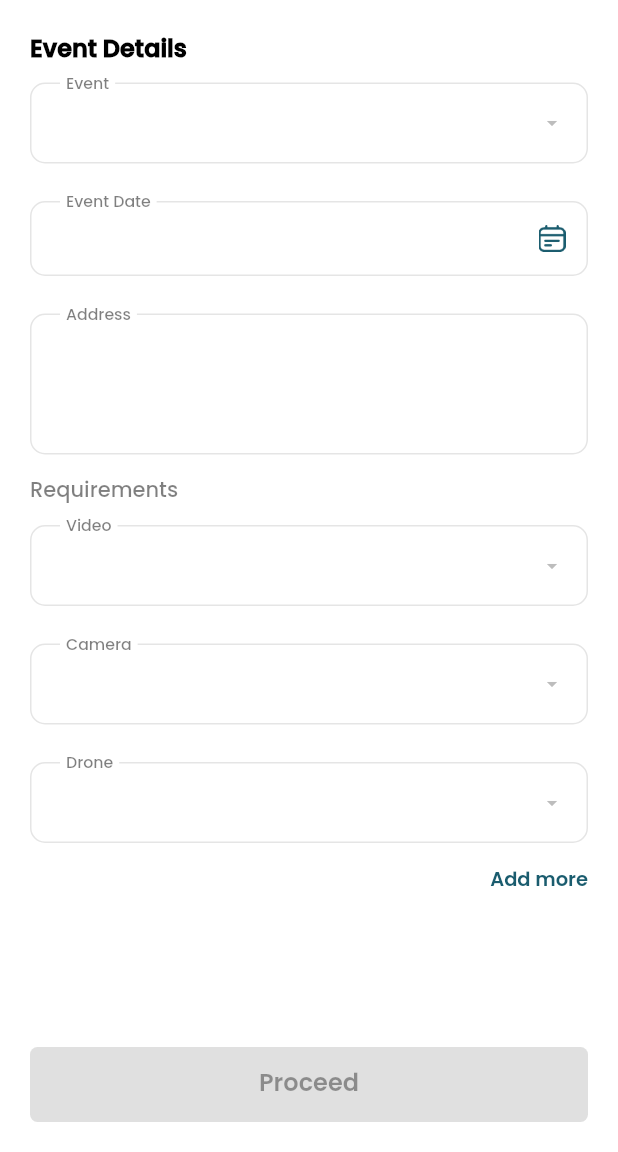
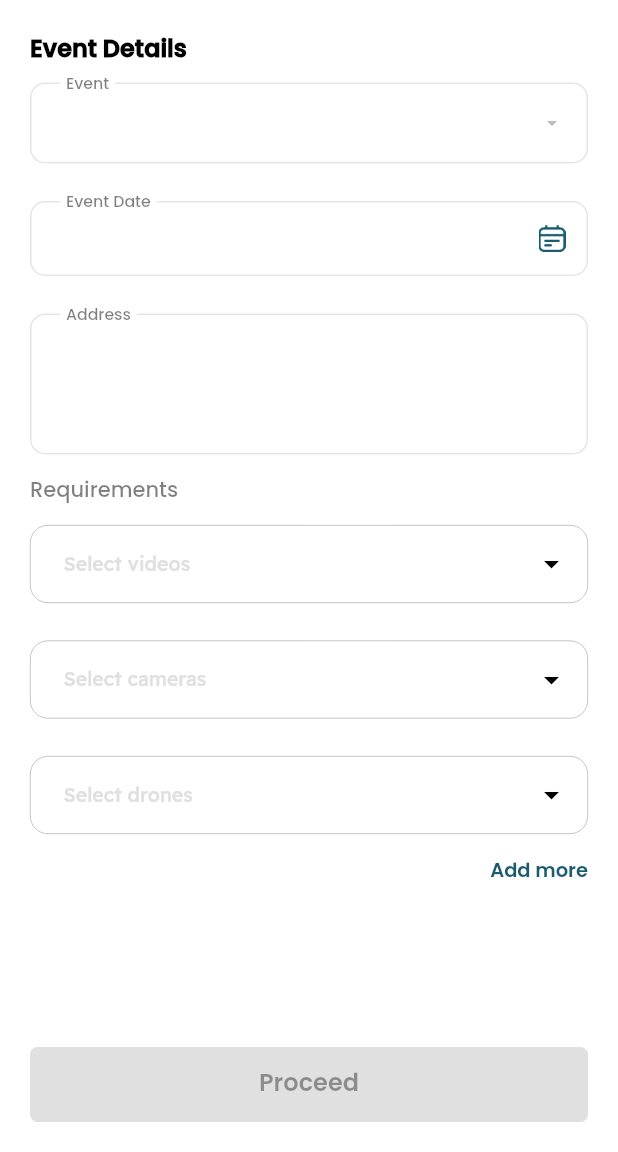
Before and after one commit to SatyaMirthipati/photographers_book, a Flutter app: the AddEventDetailsScreen screen opened directly with empty values, on a phone screen of 412 x 824 dp, the part 84-1236 px from its top. Run offline on Flutter 3.47's test engine with Material 3 defaults, Android fonts, the phone set to English and light mode, and no system bars; drawn by our look-alikes of multi_dropdown; our stand-ins replace cached_network_image, dio, expandable_page_view, fluro, image_picker, lottie and 4 more; missing offline and left inert: flutter_portal, syncfusion_flutter_pdfviewer; accounts and stored records are empty.

Commit message:
Design multiselect dropdown

```diff
--- a/lib/model/booking.dart
+++ b/lib/model/booking.dart
@@ -89,9 +89,9 @@ class Booking {
 class BookingsEvents {
   String? event;
   DateTime? date;
-  String? video;
-  String? camera;
-  String? drone;
+  List<String>? video;
+  List<String>? camera;
+  List<String>? drone;
   String? status;
   String? id;
   String? createdAt;
@@ -114,9 +114,9 @@ class BookingsEvents {
   factory BookingsEvents.fromMap(Map<String, dynamic> json) => BookingsEvents(
     event: json["event"],
     date: json["date"] == null ? null : DateTime.parse(json["date"]),
-    video: json["video"],
-    camera: json["camera"],
-    drone: json["drone"],
+    video: json["video"] == null ? [] : List<String>.from(json["video"]!.map((x) => x)),
+    camera: json["camera"] == null ? [] : List<String>.from(json["camera"]!.map((x) => x)),
+    drone: json["drone"] == null ? [] : List<String>.from(json["drone"]!.map((x) => x)),
     status: json["status"],
     id: json["_id"],
     createdAt: json["createdAt"],
@@ -127,9 +127,9 @@ class BookingsEvents {
   Map<String, dynamic> toMap() => {
     "event": event,
     "date": "${date!.year.toString().padLeft(4, '0')}-${date!.month.toString().padLeft(2, '0')}-${date!.day.toString().padLeft(2, '0')}",
-    "video": video,
-    "camera": camera,
-    "drone": drone,
+    "video": video == null ? [] : List<dynamic>.from(video!.map((x) => x)),
+    "camera": camera == null ? [] : List<dynamic>.from(camera!.map((x) => x)),
+    "drone": drone == null ? [] : List<dynamic>.from(drone!.map((x) => x)),
     "status": status,
     "_id": id,
     "createdAt": createdAt,
--- a/lib/model/event.dart
+++ b/lib/model/event.dart
@@ -2,9 +2,9 @@ class Event {
   String? id;
   String? event;
   DateTime? date;
-  String? video;
-  String? camera;
-  String? drone;
+  List<String>? video;
+  List<String>? camera;
+  List<String>? drone;
   String? address;
   String? status;
   BookingDetails? bookingDetails;
@@ -25,9 +25,9 @@ class Event {
     id: json["_id"],
     event: json["event"],
     date: json["date"] == null ? null : DateTime.parse(json["date"]),
-    video: json["video"],
-    camera: json["camera"],
-    drone: json["drone"],
+    video: json["video"] == null ? [] : List<String>.from(json["video"]!.map((x) => x)),
+    camera: json["camera"] == null ? [] : List<String>.from(json["camera"]!.map((x) => x)),
+    drone: json["drone"] == null ? [] : List<String>.from(json["drone"]!.map((x) => x)),
     address: json["address"],
     status: json["status"],
     bookingDetails: json["bookingDetails"] == null ? null : BookingDetails.fromMap(json["bookingDetails"]),
@@ -37,9 +37,9 @@ class Event {
     "_id": id,
     "event": event,
     "date": "${date!.year.toString().padLeft(4, '0')}-${date!.month.toString().padLeft(2, '0')}-${date!.day.toString().padLeft(2, '0')}",
-    "video": video,
-    "camera": camera,
-    "drone": drone,
+    "video": video == null ? [] : List<dynamic>.from(video!.map((x) => x)),
+    "camera": camera == null ? [] : List<dynamic>.from(camera!.map((x) => x)),
+    "drone": drone == null ? [] : List<dynamic>.from(drone!.map((x) => x)),
     "address": address,
     "status": status,
     "bookingDetails": bookingDetails?.toMap(),
--- a/lib/ui/screens/bookings/create_booking/add_basic_details_screen.dart
+++ b/lib/ui/screens/bookings/create_booking/add_basic_details_screen.dart
@@ -1,6 +1,9 @@
 import 'package:flutter/material.dart';
 import 'package:flutter/services.dart';
+import 'package:photographers_book/bloc/booking_bloc.dart';
+import 'package:provider/provider.dart';
 
+import '../../../../model/category.dart';
 import '../../../../utils/helper.dart';
 import '../../../widgets/error_snackbar.dart';
 import '../../../widgets/navbar_button.dart';
@@ -92,6 +95,8 @@ class _AddBasicDetailsScreenState extends State<AddBasicDetailsScreen> {
       extendBody: true,
       bottomNavigationBar: NavbarButton(
         onPressed: () async {
+          var bookingBloc = Provider.of<BookingBloc>(context, listen: false);
+
           if (!(formKey.currentState?.validate() ?? true)) return;
           formKey.currentState?.save();
 
@@ -108,7 +113,13 @@ class _AddBasicDetailsScreenState extends State<AddBasicDetailsScreen> {
             'address': addressCtrl.text,
           };
 
-          AddEventDetailsScreen.open(context, response: basicDetails);
+          List<Category> data = await bookingBloc.getCategories();
+
+          AddEventDetailsScreen.open(
+            context,
+            response: basicDetails,
+            categories: data,
+          );
         },
         child: const Text('Proceed'),
       ),
--- a/lib/ui/screens/bookings/create_booking/add_event_details_screen.dart
+++ b/lib/ui/screens/bookings/create_booking/add_event_details_screen.dart
@@ -1,6 +1,6 @@
 import 'package:flutter/material.dart';
-import 'package:flutter/services.dart';
 import 'package:intl/intl.dart';
+import 'package:multi_dropdown/multiselect_dropdown.dart';
 import 'package:provider/provider.dart';
 
 import '../../../../bloc/booking_bloc.dart';
@@ -14,16 +14,22 @@ import 'add_album_details_screen.dart';
 
 class AddEventDetailsScreen extends StatefulWidget {
   final Map<String, dynamic> response;
+  final List<Category> categories;
 
-  const AddEventDetailsScreen({super.key, required this.response});
+  const AddEventDetailsScreen(
+      {super.key, required this.response, required this.categories});
 
   static Future open(
     BuildContext context, {
     required Map<String, dynamic> response,
+    required List<Category> categories,
   }) {
     return Navigator.of(context).push(
       MaterialPageRoute(
-        builder: (context) => AddEventDetailsScreen(response: response),
+        builder: (context) => AddEventDetailsScreen(
+          response: response,
+          categories: categories,
+        ),
       ),
     );
   }
@@ -35,48 +41,51 @@ class AddEventDetailsScreen extends StatefulWidget {
 class _AddEventDetailsScreenState extends State<AddEventDetailsScreen> {
   final _formKey = GlobalKey<FormState>();
 
+  late MultiSelectController<Category?> videoController;
+  late MultiSelectController<Category?> cameraController;
+  late MultiSelectController<Category?> droneController;
+
   int textFieldCount = 1;
 
   final addressCtrl = TextEditingController();
   final dateCtrl = TextEditingController();
   DateTime? dateTime;
 
-  List<Category> videos = [];
-  List<Category> drones = [];
-  List<Category> cameras = [];
+  List<Category> videosData = [];
+  List<Category> dronesData = [];
+  List<Category> camerasData = [];
   List<Category> events = [];
 
   Category? event;
-  Category? video;
-  Category? camera;
-  Category? drone;
-
-  fetchCategories() async {
-    var bookingBloc = Provider.of<BookingBloc>(context, listen: false);
-    var data = await bookingBloc.getCategories();
-    events = data.where((e) => e.category == 'EVENT').toList();
-    cameras = data.where((e) => e.category == 'CAMERA').toList();
-    videos = data.where((e) => e.category == 'VIDEO').toList();
-    drones = data.where((e) => e.category == 'DRONE').toList();
-    print('$events');
-    setState(() {});
-  }
+  Set<Category?> video = {};
+  Set<Category?> camera = {};
+  Set<Category?> drone = {};
 
   @override
   void initState() {
     super.initState();
-    fetchCategories();
+    videoController = MultiSelectController();
+    cameraController = MultiSelectController();
+    droneController = MultiSelectController();
+    events = widget.categories.where((e) => e.category == 'EVENT').toList();
+    camerasData =
+        widget.categories.where((e) => e.category == 'CAMERA').toList();
+    videosData = widget.categories.where((e) => e.category == 'VIDEO').toList();
+    dronesData = widget.categories.where((e) => e.category == 'DRONE').toList();
     print('basic ${widget.response}');
   }
 
   reset() {
     event = null;
-    video = null;
-    camera = null;
-    drone = null;
+    video.clear();
+    camera.clear();
+    drone.clear();
     dateTime = null;
     dateCtrl.text = '';
     addressCtrl.text = '';
+    videoController.clearAllSelection();
+    cameraController.clearAllSelection();
+    droneController.clearAllSelection();
   }
 
   @override
@@ -136,13 +145,9 @@ class _AddEventDetailsScreenState extends State<AddEventDetailsScreen> {
               TextFormField(
                 controller: addressCtrl,
                 maxLines: 4,
-                keyboardType: TextInputType.number,
+                keyboardType: TextInputType.text,
                 style: textTheme.bodyLarge,
                 textInputAction: TextInputAction.done,
-                inputFormatters: <TextInputFormatter>[
-                  FilteringTextInputFormatter.digitsOnly,
-                  FilteringTextInputFormatter.allow(RegExp(r'[0-9]')),
-                ],
                 decoration: const InputDecoration(labelText: 'Address'),
               ),
               const SizedBox(height: 15),
@@ -154,79 +159,49 @@ class _AddEventDetailsScreenState extends State<AddEventDetailsScreen> {
                 ),
               ),
               const SizedBox(height: 15),
-              DropdownButtonFormField<Category>(
-                value: video,
-                style: textTheme.bodyLarge,
-                isDense: true,
-                isExpanded: true,
-                decoration: InputDecoration(
-                  labelText: 'Video',
-                  hintStyle: textTheme.titleMedium!.copyWith(
-                    color: Colors.black.withOpacity(0.5),
-                  ),
-                ),
-                icon: const Icon(Icons.arrow_drop_down, size: 16),
-                onChanged: (value) {
-                  setState(() => video = value);
+              MultiSelectDropDown(
+                controller: videoController,
+                onOptionSelected: (options) {
+                  video = options.map((e) => e.value).toSet();
                 },
-                onSaved: (value) => video = value,
-                items: [
-                  for (var item in videos)
-                    DropdownMenuItem<Category>(
-                      value: item,
-                      child: Text(item.type ?? 'NA'),
-                    )
-                ],
+                options: videosData.map((e) {
+                  return ValueItem(label: '${e.type}', value: e);
+                }).toList(),
+                hint: 'Select videos',
+                selectionType: SelectionType.multi,
+                chipConfig: const ChipConfig(wrapType: WrapType.wrap),
+                optionTextStyle: textTheme.bodyLarge,
+                selectedOptionIcon: const Icon(Icons.check_circle),
               ),
               const SizedBox(height: 25),
-              DropdownButtonFormField<Category>(
-                value: camera,
-                style: textTheme.bodyLarge,
-                isDense: true,
-                isExpanded: true,
-                decoration: InputDecoration(
-                  labelText: 'Camera',
-                  hintStyle: textTheme.titleMedium!.copyWith(
-                    color: Colors.black.withOpacity(0.5),
-                  ),
-                ),
-                icon: const Icon(Icons.arrow_drop_down, size: 16),
-                onChanged: (value) {
-                  setState(() => camera = value);
+              MultiSelectDropDown(
+                controller: cameraController,
+                onOptionSelected: (options) {
+                  camera = options.map((e) => e.value).toSet();
                 },
-                onSaved: (value) => camera = value,
-                items: [
-                  for (var item in cameras)
-                    DropdownMenuItem<Category>(
-                      value: item,
-                      child: Text(item.type ?? 'NA'),
-                    )
-                ],
+                options: camerasData.map((e) {
+                  return ValueItem(label: '${e.type}', value: e);
+                }).toList(),
+                hint: 'Select cameras',
+                selectionType: SelectionType.multi,
+                chipConfig: const ChipConfig(wrapType: WrapType.wrap),
+                optionTextStyle: textTheme.bodyLarge,
+                selectedOptionIcon: const Icon(Icons.check_circle),
               ),
               const SizedBox(height: 25),
-              DropdownButtonFormField<Category>(
-                value: drone,
-                style: textTheme.bodyLarge,
-                isDense: true,
-                isExpanded: true,
-                decoration: InputDecoration(
-                  labelText: 'Drone',
-                  hintStyle: textTheme.titleMedium!.copyWith(
-                    color: Colors.black.withOpacity(0.5),
-                  ),
-                ),
-                icon: const Icon(Icons.arrow_drop_down, size: 16),
-                onChanged: (value) {
-                  setState(() => drone = value);
+              MultiSelectDropDown(
+                controller: droneController,
+                onOptionSelected: (options) {
+                  drone = options.map((e) => e.value).toSet();
                 },
-                onSaved: (value) => drone = value,
-                items: [
-                  for (var item in drones)
-                    DropdownMenuItem<Category>(
-                      value: item,
-                      child: Text(item.type ?? 'NA'),
-                    )
-                ],
+                options: dronesData.map((e) {
+                  return ValueItem(label: '${e.type}', value: e);
+                }).toList(),
+                hint: 'Select drones',
+                selectionType: SelectionType.multi,
+                chipConfig: const ChipConfig(wrapType: WrapType.wrap),
+                optionTextStyle: textTheme.bodyLarge,
+                selectedOptionIcon: const Icon(Icons.check_circle),
               ),
               Align(
                 alignment: Alignment.centerRight,
@@ -245,9 +220,9 @@ class _AddEventDetailsScreenState extends State<AddEventDetailsScreen> {
                     bookingBloc.eventsData.add(
                       {
                         'event': event?.type ?? '',
-                        'video': video?.type ?? '',
-                        'camera': camera?.type ?? '',
-                        'drone': drone?.type ?? '',
+                        'video': video.map((v) => v?.type).toList(),
+                        'camera': camera.map((c) => c?.type).toList(),
+                        'drone': drone.map((d) => d?.type).toList(),
                         'date': DateFormat('yyyy-MM-dd').format(dateTime!),
                         'address': addressCtrl.text,
                       },
@@ -304,13 +279,27 @@ class _AddEventDetailsScreenState extends State<AddEventDetailsScreen> {
                                   Expanded(
                                     child: DetailsTile(
                                       title: const Text('Camera'),
-                                      value: Text('${i['camera'] ?? 'NA'}'),
+                                      value: Wrap(
+                                        spacing: 5,
+                                        runSpacing: 5,
+                                        children: [
+                                          for (var item in i['camera'])
+                                            Text('${item ?? 'NA'},'),
+                                        ],
+                                      ),
                                     ),
                                   ),
                                   Expanded(
                                     child: DetailsTile(
                                       title: const Text('Drone'),
-                                      value: Text('${i['drone'] ?? 'NA'}'),
+                                      value: Wrap(
+                                        spacing: 5,
+                                        runSpacing: 5,
+                                        children: [
+                                          for (var item in i['drone'])
+                                            Text('${item ?? 'NA'},'),
+                                        ],
+                                      ),
                                     ),
                                   ),
                                 ],
@@ -318,7 +307,14 @@ class _AddEventDetailsScreenState extends State<AddEventDetailsScreen> {
                               const SizedBox(height: 15),
                               DetailsTile(
                                 title: const Text('Video'),
-                                value: Text('${i['video'] ?? 'NA'}'),
+                                value: Wrap(
+                                  spacing: 5,
+                                  runSpacing: 5,
+                                  children: [
+                                    for (var item in i['video'])
+                                      Text('${item ?? 'NA'},'),
+                                  ],
+                                ),
                               ),
                             ],
                           ),
--- a/lib/ui/screens/events/event_details_screen.dart
+++ b/lib/ui/screens/events/event_details_screen.dart
@@ -154,15 +154,18 @@ class _EventDetailsScreenState extends State<EventDetailsScreen> {
               const SizedBox(height: 20),
               Text('Video', style: style),
               const SizedBox(height: 5),
-              ContainerWidget(title: event.video ?? 'NA'),
+              for (var i in event.video ?? [])
+                ContainerWidget(title: i ?? 'NA'),
               const SizedBox(height: 20),
               Text('Camera', style: style),
               const SizedBox(height: 5),
-              ContainerWidget(title: event.camera ?? 'NA'),
+              for (var i in event.camera ?? [])
+                ContainerWidget(title: i ?? 'NA'),
               const SizedBox(height: 20),
               Text('Drone', style: style),
               const SizedBox(height: 5),
-              ContainerWidget(title: event.drone ?? 'NA')
+              for (var i in event.drone ?? [])
+                ContainerWidget(title: i ?? 'NA'),
             ],
           );
         },
```
